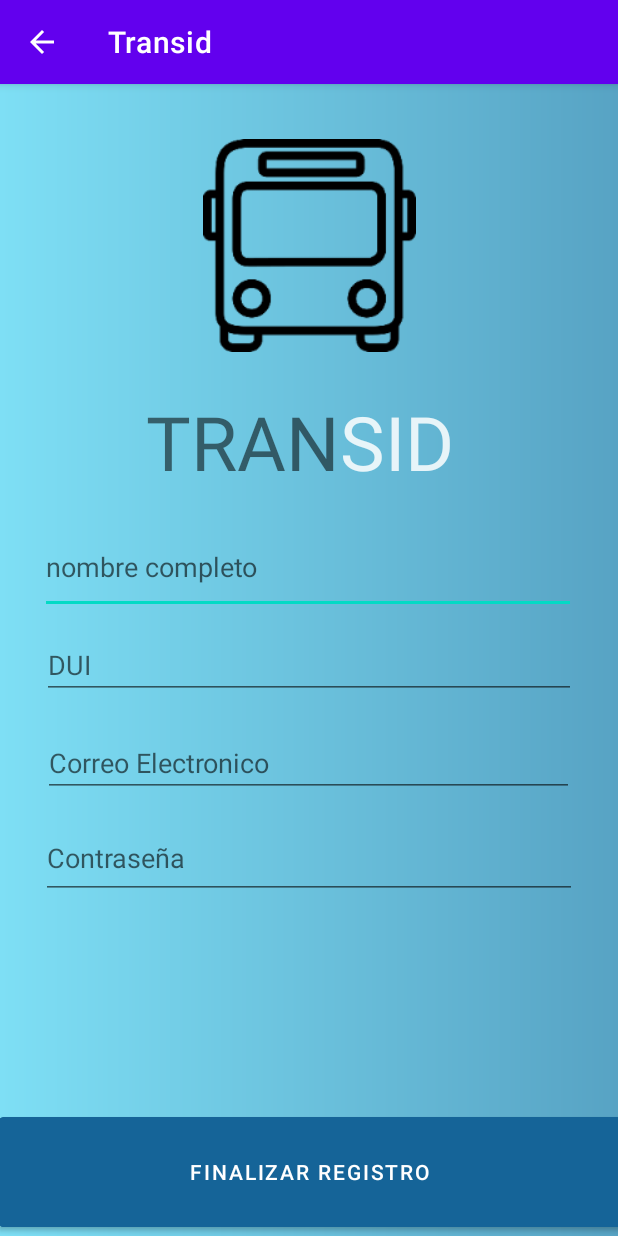
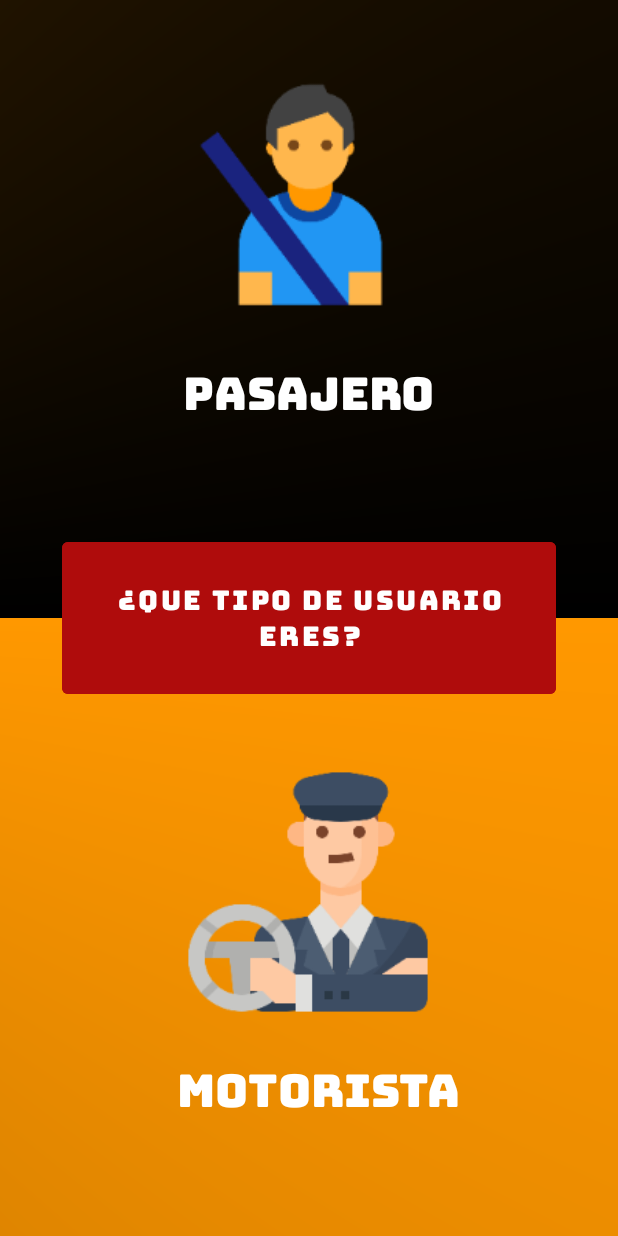
Before and after one commit to IIOswaldoValleII/Transid-APP, an Android app: the MainActivity screen opened directly, with no data from a screen before it, after a tap on "REGISTRAR", on a phone screen of 412 x 824 dp. Run offline under Robolectric (Android 15) with nearby library versions, the phone set to English and light mode, and no system bars; our stand-ins replace Firebase (no records; nobody signed in at launch, a user with empty details on screens opened directly); Roboto replaces fonts that are not available here.

Commit message:
Pantalla de tipo de usuario

```diff
--- a/app/src/main/java/com/example/transid/MainActivity.java
+++ b/app/src/main/java/com/example/transid/MainActivity.java
@@ -54,7 +54,7 @@ private FirebaseAuth fAuth;
     btnRegistro.setOnClickListener(new View.OnClickListener() {
         @Override
         public void onClick(View v) {
-            Intent intent = new Intent( MainActivity.this, register.class);
+            Intent intent = new Intent( MainActivity.this, typeuser.class);
             startActivity(intent);
         }
     });
--- /dev/null
+++ b/app/src/main/java/com/example/transid/typeuser.java
@@ -0,0 +1,40 @@
+package com.example.transid;
+
+import androidx.appcompat.app.AppCompatActivity;
+
+import android.content.Intent;
+import android.media.Image;
+import android.os.Bundle;
+import android.view.View;
+import android.widget.ImageView;
+
+public class typeuser extends AppCompatActivity {
+    private ImageView Motorista;
+    private ImageView Pasajero;
+
+    @Override
+    protected void onCreate(Bundle savedInstanceState) {
+        super.onCreate(savedInstanceState);
+        setContentView(R.layout.activity_typeuser);
+
+        Motorista = (ImageView) findViewById(R.id.ivMotorista);
+        Pasajero = (ImageView) findViewById(R.id.ivPasajero);
+
+
+        Motorista.setOnClickListener(new View.OnClickListener() {
+            @Override
+            public void onClick(View v) {
+                Intent intent = new Intent( typeuser.this, register.class);
+                startActivity(intent);
+            }
+        });
+        Pasajero.setOnClickListener(new View.OnClickListener() {
+            @Override
+            public void onClick(View v) {
+                Intent intent = new Intent( typeuser.this, register.class);
+                startActivity(intent);
+            }
+        });
+
+    }
+}
--- /dev/null
+++ b/app/src/main/res/drawable/fondocolores.xml
@@ -0,0 +1,9 @@
+<?xml version="1.0" encoding="utf-8"?>
+<shape xmlns:android="http://schemas.android.com/apk/res/android">
+<gradient
+    android:centerX="-1"
+    android:endColor="@color/black"
+    android:startColor="#FF9800"
+    android:type="sweep"
+    />
+</shape>
--- a/app/src/main/res/layout/activity_register.xml
+++ b/app/src/main/res/layout/activity_register.xml
@@ -4,7 +4,7 @@
     xmlns:tools="http://schemas.android.com/tools"
     android:layout_width="match_parent"
     android:layout_height="match_parent"
-    android:background="@drawable/fondo_gradiente"
+    android:background="@mipmap/darkciy"
     tools:context=".register">
 
     <ImageView
@@ -15,44 +15,33 @@
         app:layout_constraintEnd_toEndOf="parent"
         app:layout_constraintStart_toStartOf="parent"
         app:layout_constraintTop_toTopOf="parent"
-        app:layout_constraintVertical_bias="0.059"
-        app:srcCompat="@mipmap/bus" />
+        app:layout_constraintVertical_bias="0.027"
+        app:srcCompat="@mipmap/bus_icon_white" />
 
     <TextView
         android:id="@+id/textView7"
         android:layout_width="wrap_content"
         android:layout_height="wrap_content"
-        android:text="TRAN"
-        android:textSize="50sp"
-        app:layout_constraintBottom_toBottomOf="parent"
-        app:layout_constraintEnd_toStartOf="@+id/textView8"
-        app:layout_constraintHorizontal_bias="1.0"
-        app:layout_constraintStart_toStartOf="parent"
-        app:layout_constraintTop_toBottomOf="@+id/imageView"
-        app:layout_constraintVertical_bias="0.05" />
-
-    <TextView
-        android:id="@+id/textView8"
-        android:layout_width="wrap_content"
-        android:layout_height="wrap_content"
-        android:text="SID"
-        android:textColor="#D8FFFFFF"
+        android:text="Registrarse"
+        android:textColor="#FF9800"
         android:textSize="50sp"
         app:layout_constraintBottom_toBottomOf="parent"
         app:layout_constraintEnd_toEndOf="parent"
-        app:layout_constraintHorizontal_bias="0.674"
         app:layout_constraintStart_toStartOf="parent"
         app:layout_constraintTop_toBottomOf="@+id/imageView"
-        app:layout_constraintVertical_bias="0.05" />
+        app:layout_constraintVertical_bias="0.0" />
 
     <EditText
         android:id="@+id/editTextNombre"
         android:layout_width="357dp"
         android:layout_height="62dp"
         android:layout_marginBottom="396dp"
+        android:backgroundTint="#FF5722"
         android:ems="10"
         android:hint="nombre completo"
         android:inputType="textPersonName"
+        android:textColor="#FFFFFF"
+        android:textColorHint="#EADDDD"
         app:layout_constraintBottom_toBottomOf="parent"
         app:layout_constraintEnd_toEndOf="parent"
         app:layout_constraintHorizontal_bias="0.487"
@@ -61,11 +50,14 @@
 
     <EditText
         android:id="@+id/editTextEmail"
-        android:layout_width="354dp"
-        android:layout_height="43dp"
+        android:layout_width="360dp"
+        android:layout_height="52dp"
+        android:backgroundTint="#FF5722"
         android:ems="10"
         android:hint="Correo Electronico"
         android:inputType="textPersonName"
+        android:textColor="#FFFFFF"
+        android:textColorHint="#DFCACA"
         app:layout_constraintBottom_toBottomOf="parent"
         app:layout_constraintEnd_toEndOf="parent"
         app:layout_constraintHorizontal_bias="0.497"
@@ -77,9 +69,12 @@
         android:id="@+id/editTextPassword"
         android:layout_width="357dp"
         android:layout_height="54dp"
+        android:backgroundTint="#FF5722"
         android:ems="10"
         android:hint="Contraseña"
         android:inputType="textPersonName"
+        android:textColor="#FFFFFF"
+        android:textColorHint="#D5BBBB"
         app:layout_constraintBottom_toBottomOf="parent"
         app:layout_constraintEnd_toEndOf="parent"
         app:layout_constraintHorizontal_bias="0.497"
@@ -91,9 +86,12 @@
         android:id="@+id/editTextDui"
         android:layout_width="356dp"
         android:layout_height="45dp"
+        android:backgroundTint="#FF5722"
         android:ems="10"
         android:hint="DUI"
         android:inputType="textPersonName"
+        android:textColor="#FFFFFF"
+        android:textColorHint="#D8B6B6"
         app:layout_constraintBottom_toBottomOf="parent"
         app:layout_constraintEnd_toEndOf="parent"
         app:layout_constraintHorizontal_bias="0.497"
@@ -101,31 +99,45 @@
         app:layout_constraintTop_toBottomOf="@+id/editTextNombre"
         app:layout_constraintVertical_bias="0.031" />
 
-    <Switch
-        android:id="@+id/switch1"
-        android:layout_width="239dp"
-        android:layout_height="58dp"
-        android:text="Bioseguridad"
-        android:textAlignment="center"
-        android:textSize="20sp"
-        android:visibility="invisible"
-        app:layout_constraintBottom_toBottomOf="parent"
-        app:layout_constraintEnd_toEndOf="parent"
-        app:layout_constraintStart_toStartOf="parent"
-        app:layout_constraintTop_toBottomOf="@+id/editTextPassword"
-        app:layout_constraintVertical_bias="0.144" />
-
     <Button
         android:id="@+id/btnRegistrar"
-        android:layout_width="416dp"
-        android:layout_height="85dp"
-        android:backgroundTint="#156498"
+        android:layout_width="240dp"
+        android:layout_height="81dp"
+        android:backgroundTint="#FF5722"
         android:text="Finalizar registro"
         app:layout_constraintBottom_toBottomOf="parent"
         app:layout_constraintEnd_toEndOf="parent"
-        app:layout_constraintHorizontal_bias="0.6"
+        app:layout_constraintHorizontal_bias="0.532"
         app:layout_constraintStart_toStartOf="parent"
-        app:layout_constraintTop_toBottomOf="@+id/switch1"
-        app:layout_constraintVertical_bias="1.0" />
+        app:layout_constraintTop_toBottomOf="@+id/editTextPassword"
+        app:layout_constraintVertical_bias="0.692" />
+
+    <TextView
+        android:id="@+id/textView3"
+        android:layout_width="wrap_content"
+        android:layout_height="wrap_content"
+        android:text="¿Se le fue aplicada la vacuna?"
+        android:textColor="#FFFFFF"
+        android:textSize="20sp"
+        app:layout_constraintBottom_toTopOf="@+id/btnRegistrar"
+        app:layout_constraintEnd_toStartOf="@+id/cbVacuna"
+        app:layout_constraintHorizontal_bias="1.0"
+        app:layout_constraintStart_toStartOf="parent"
+        app:layout_constraintTop_toBottomOf="@+id/editTextPassword"
+        app:layout_constraintVertical_bias="0.471" />
+
+    <CheckBox
+        android:id="@+id/cbVacuna"
+        android:layout_width="96dp"
+        android:layout_height="60dp"
+        android:padding="50dp"
+        android:text="CheckBox"
+
+        app:layout_constraintBottom_toTopOf="@+id/btnRegistrar"
+        app:layout_constraintEnd_toEndOf="parent"
+        app:layout_constraintHorizontal_bias="1.0"
+        app:layout_constraintStart_toStartOf="parent"
+        app:layout_constraintTop_toBottomOf="@+id/editTextPassword"
+        app:layout_constraintVertical_bias="0.459" />
 
 </androidx.constraintlayout.widget.ConstraintLayout>
--- /dev/null
+++ b/app/src/main/res/layout/activity_typeuser.xml
@@ -0,0 +1,78 @@
+<?xml version="1.0" encoding="utf-8"?>
+<androidx.constraintlayout.widget.ConstraintLayout xmlns:android="http://schemas.android.com/apk/res/android"
+    xmlns:app="http://schemas.android.com/apk/res-auto"
+    xmlns:tools="http://schemas.android.com/tools"
+    android:layout_width="match_parent"
+    android:layout_height="match_parent"
+    android:background="@drawable/fondocolores"
+    tools:context=".typeuser">
+
+    <Button
+        android:id="@+id/button"
+        android:layout_width="329dp"
+        android:layout_height="113dp"
+        android:backgroundTint="#AF0C0C"
+        android:enabled="false"
+        android:fontFamily="@font/bungee"
+        android:text="¿Que tipo de usuario eres?"
+        android:textColor="#FFFFFF"
+        android:textSize="18sp"
+        app:layout_constraintBottom_toBottomOf="parent"
+        app:layout_constraintEnd_toEndOf="parent"
+        app:layout_constraintStart_toStartOf="parent"
+        app:layout_constraintTop_toTopOf="parent" />
+
+    <ImageView
+        android:id="@+id/ivMotorista"
+        android:layout_width="176dp"
+        android:layout_height="188dp"
+        app:layout_constraintBottom_toBottomOf="parent"
+        app:layout_constraintEnd_toEndOf="parent"
+        app:layout_constraintHorizontal_bias="0.497"
+        app:layout_constraintStart_toStartOf="parent"
+        app:layout_constraintTop_toBottomOf="@+id/button"
+        app:layout_constraintVertical_bias="0.19"
+        app:srcCompat="@mipmap/motorista_icon" />
+
+    <TextView
+        android:id="@+id/textView8"
+        android:layout_width="wrap_content"
+        android:layout_height="wrap_content"
+        android:fontFamily="@font/bungee"
+        android:text="Motorista"
+        android:textColor="#FFFFFF"
+        android:textSize="30sp"
+        app:layout_constraintBottom_toBottomOf="parent"
+        app:layout_constraintEnd_toEndOf="parent"
+        app:layout_constraintHorizontal_bias="0.529"
+        app:layout_constraintStart_toStartOf="parent"
+        app:layout_constraintTop_toBottomOf="@+id/ivMotorista"
+        app:layout_constraintVertical_bias="0.0" />
+
+    <TextView
+        android:id="@+id/textView16"
+        android:layout_width="wrap_content"
+        android:layout_height="wrap_content"
+        android:fontFamily="@font/bungee"
+        android:text="Pasajero"
+        android:textColor="#FFFFFF"
+        android:textSize="30sp"
+        app:layout_constraintBottom_toTopOf="@+id/button"
+        app:layout_constraintEnd_toEndOf="parent"
+        app:layout_constraintStart_toStartOf="parent"
+        app:layout_constraintTop_toBottomOf="@+id/ivPasajero"
+        app:layout_constraintVertical_bias="0.0" />
+
+    <ImageView
+        android:id="@+id/ivPasajero"
+        android:layout_width="176dp"
+        android:layout_height="188dp"
+        app:layout_constraintBottom_toBottomOf="parent"
+        app:layout_constraintEnd_toEndOf="parent"
+        app:layout_constraintHorizontal_bias="0.459"
+        app:layout_constraintStart_toStartOf="parent"
+        app:layout_constraintTop_toTopOf="parent"
+        app:layout_constraintVertical_bias="0.057"
+        app:srcCompat="@mipmap/pasajeron_icon" />
+
+</androidx.constraintlayout.widget.ConstraintLayout>
--- a/app/src/main/res/values/themes.xml
+++ b/app/src/main/res/values/themes.xml
@@ -1,6 +1,6 @@
 <resources xmlns:tools="http://schemas.android.com/tools">
     <!-- Base application theme. -->
-    <style name="Theme.Transid" parent="Theme.MaterialComponents.DayNight.DarkActionBar">
+    <style name="Theme.Transid" parent="Theme.MaterialComponents.DayNight.NoActionBar">
         <!-- Primary brand color. -->
         <item name="colorPrimary">@color/purple_500</item>
         <item name="colorPrimaryVariant">@color/purple_700</item>
```
Also changed, not shown: app/src/main/AndroidManifest.xml (+3 -9 lines), app/src/main/java/com/example/transid/register.java (+50 -3 lines), app/src/main/res/drawable/naranja_gradiente.xml (added, +8 -0 lines), app/src/main/res/layout/activity_main.xml (+5 -5 lines), app/src/main/res/layout/activity_splash.xml (+31 -30 lines), app/src/main/res/mipmap-mdpi/darkciy.png (added), app/src/main/res/mipmap-xxhdpi/bus_icon_white.png (added), app/src/main/res/mipmap-xxxhdpi/motorista_icon.png (added), app/src/main/res/mipmap-xxxhdpi/pasajeron_icon.png (added), 3 other files.
